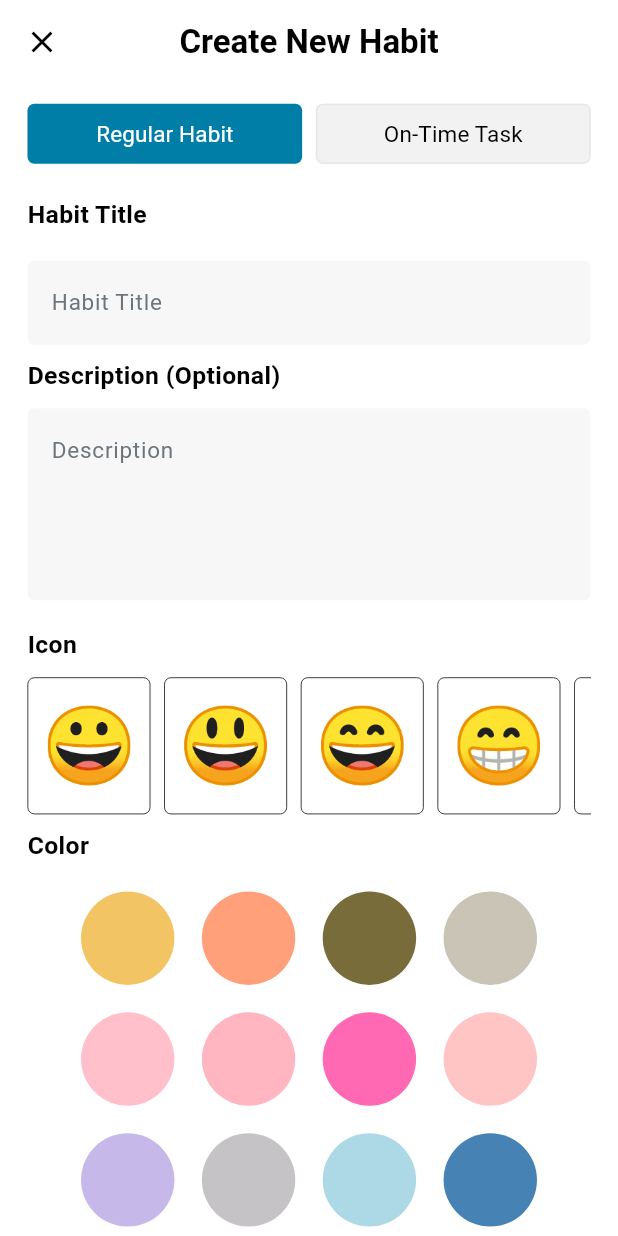
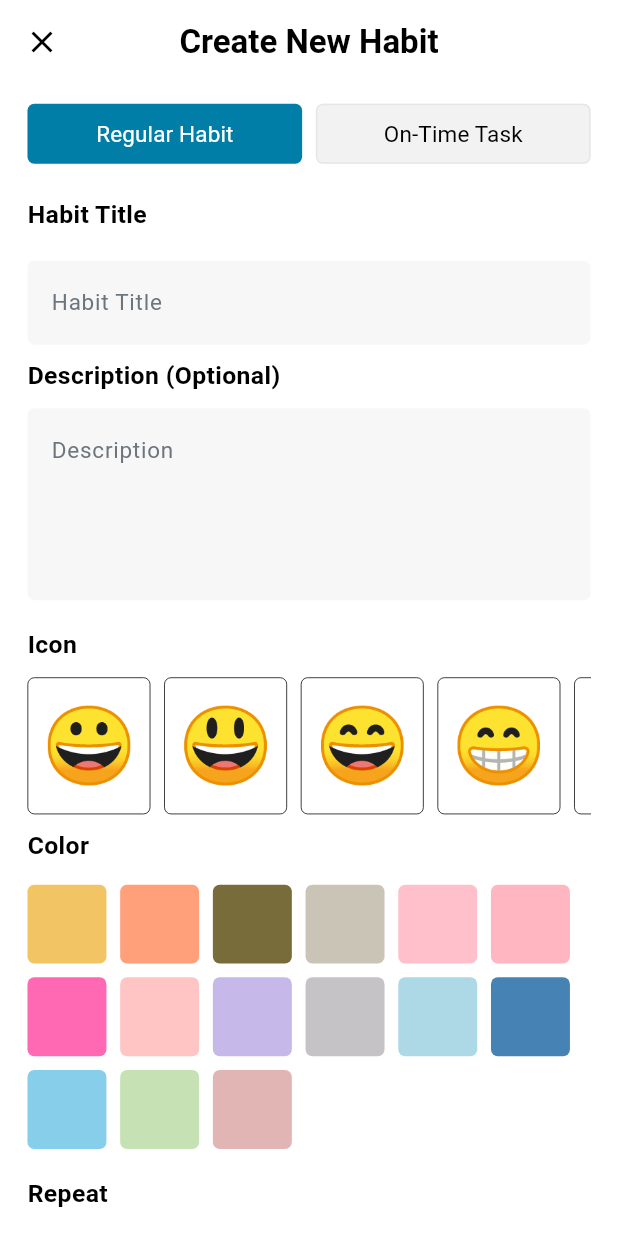
Before and after one commit to Abdullahkhidr/habit-tracker, a Flutter app: the HabitEditorView screen opened directly, on a phone screen of 412 x 824 dp. Run offline on Flutter 3.47's test engine with Material 3 defaults, Android fonts, the phone set to English and light mode, and no system bars; drawn by our look-alikes of toastification; our stand-ins replace bloc, dartz, flutter_bloc, flutter_screenutil, flutter_slidable, get_it and 4 more; accounts and stored records are empty; Roboto replaces fonts that are missing (Cairo).

Commit message:
Enable edit habit

```diff
--- /dev/null
+++ b/lib/core/methods/generate_id.dart
@@ -0,0 +1,3 @@
+int generateId() {
+  return DateTime.now().millisecondsSinceEpoch % 100000;
+}
--- a/lib/features/habit_editor/domain/entities/habit_entity.dart
+++ b/lib/features/habit_editor/domain/entities/habit_entity.dart
@@ -1,4 +1,5 @@
 import 'package:flutter/material.dart';
+import 'package:habit_tracker/core/methods/generate_id.dart';
 import 'package:habit_tracker/features/habit_editor/domain/entities/habit_type.dart';
 import 'package:habit_tracker/features/habit_editor/domain/entities/part_of_day.dart';
 import 'package:habit_tracker/features/habit_editor/domain/entities/repeat_type.dart';
@@ -9,7 +10,7 @@ part 'habit_entity.g.dart';
 @HiveType(typeId: 0)
 class HabitEntity {
   @HiveField(0)
-  String id;
+  int? id;
   @HiveField(1)
   String title;
   @HiveField(2)
@@ -38,7 +39,7 @@ class HabitEntity {
   DateTime? when;
 
   HabitEntity(
-      {required this.id,
+      {int? id,
       required this.title,
       required this.description,
       required this.icon,
@@ -51,10 +52,12 @@ class HabitEntity {
       required this.partOfDay,
       this.dueDate,
       this.remainder,
-      this.when});
+      this.when}) {
+    this.id = id ?? generateId();
+  }
 
   factory HabitEntity.empty() => HabitEntity(
-        id: '',
+        id: generateId(),
         title: '',
         description: '',
         icon: '',
--- a/lib/features/habit_editor/presentation/manager/habit_editor/habit_editor_bloc.dart
+++ b/lib/features/habit_editor/presentation/manager/habit_editor/habit_editor_bloc.dart
@@ -1,5 +1,8 @@
 import 'package:bloc/bloc.dart';
+import 'package:dartz/dartz.dart';
 import 'package:flutter/material.dart';
+import 'package:habit_tracker/core/errors/failure.dart';
+import 'package:habit_tracker/core/methods/navigation.dart';
 import 'package:habit_tracker/core/methods/pick_date.dart';
 import 'package:habit_tracker/core/methods/pick_time.dart';
 import 'package:habit_tracker/core/methods/show_message.dart';
@@ -8,6 +11,8 @@ import 'package:habit_tracker/features/habit_editor/domain/entities/habit_type.d
 import 'package:habit_tracker/features/habit_editor/domain/entities/part_of_day.dart';
 import 'package:habit_tracker/features/habit_editor/domain/entities/repeat_type.dart';
 import 'package:habit_tracker/features/habit_editor/domain/use_cases/create_habit_use_case.dart';
+import 'package:habit_tracker/features/habit_editor/domain/use_cases/delete_habit_use_case.dart';
+import 'package:habit_tracker/features/habit_editor/domain/use_cases/update_habit_use_case.dart';
 import 'package:meta/meta.dart';
 
 part 'habit_editor_event.dart';
@@ -15,7 +20,11 @@ part 'habit_editor_state.dart';
 
 class HabitEditorBloc extends Bloc<HabitEditorEvent, HabitEditorState> {
   final CreateHabitUseCase createHabitUseCase;
-  HabitEditorBloc(this.createHabitUseCase) : super(HabitEditorInitial()) {
+  final UpdateHabitUseCase updateHabitUseCase;
+  final DeleteHabitUseCase deleteHabitUseCase;
+  HabitEditorBloc(
+      this.createHabitUseCase, this.updateHabitUseCase, this.deleteHabitUseCase)
+      : super(HabitEditorInitial()) {
     on<HabitEditorEvent>((event, emit) {});
 
     on<HabitEditorColorSelectedEvent>((event, emit) {
@@ -77,19 +86,26 @@ class HabitEditorBloc extends Bloc<HabitEditorEvent, HabitEditorState> {
 
     on<HabitEditorRepeatDaysSelectedEvent>((event, emit) {
       habitEntity.repeatingDays = event.days;
+      emit(HabitEditorChangeRepeatingDaysState());
     });
 
     on<HabitEditorSaveEvent>((event, emit) async {
       habitEntity.title = titleController.text.trim();
       habitEntity.description = descriptionController.text.trim();
       if (!validation()) return;
-      var result = await createHabitUseCase(habitEntity);
+      Either<Failure, void> result;
+      if (isEdit) {
+        result = await updateHabitUseCase(habitEntity);
+      } else {
+        result = await createHabitUseCase(habitEntity);
+      }
       result.fold((l) {
         showMessage('Error while saving',
             description: l.message, messageType: MessageType.error);
       }, (r) {
         showMessage('Saved Successfully', messageType: MessageType.success);
       });
+      back();
     });
 
     on<HabitEditorSelectDateTimeOfOnTimeTaskEvent>((event, emit) async {
@@ -104,6 +120,16 @@ class HabitEditorBloc extends Bloc<HabitEditorEvent, HabitEditorState> {
           emit(HabitEditorSelectDateTimeOfOnTimeTaskState(dateTime: when));
         }
       }
+    });
+    on<HabitEditorDeleteEvent>((event, emit) async {
+      var result = await deleteHabitUseCase(habitEntity);
+      result.fold((l) {
+        showMessage('Error while deleting',
+            description: l.message, messageType: MessageType.error);
+      }, (r) {
+        showMessage('Deleted Successfully', messageType: MessageType.success);
+      });
+      back();
     });
   }
 
@@ -120,7 +146,17 @@ class HabitEditorBloc extends Bloc<HabitEditorEvent, HabitEditorState> {
     return true;
   }
 
+  bool _isEdit = false;
+
+  void setHabitEntity(HabitEntity? habitEntity) {
+    this.habitEntity = habitEntity ?? HabitEntity.empty();
+    titleController.text = this.habitEntity.title;
+    descriptionController.text = this.habitEntity.description;
+    _isEdit = habitEntity != null;
+  }
+
   HabitEntity habitEntity = HabitEntity.empty();
   TextEditingController titleController = TextEditingController();
   TextEditingController descriptionController = TextEditingController();
+  bool get isEdit => _isEdit;
 }
--- a/lib/features/habit_editor/presentation/manager/habit_editor/habit_editor_event.dart
+++ b/lib/features/habit_editor/presentation/manager/habit_editor/habit_editor_event.dart
@@ -49,3 +49,5 @@ class HabitEditorRepeatDaysSelectedEvent extends HabitEditorEvent {
 class HabitEditorSaveEvent extends HabitEditorEvent {}
 
 class HabitEditorSelectDateTimeOfOnTimeTaskEvent extends HabitEditorEvent {}
+
+class HabitEditorDeleteEvent extends HabitEditorEvent {}
--- a/lib/features/habit_editor/presentation/manager/habit_editor/habit_editor_state.dart
+++ b/lib/features/habit_editor/presentation/manager/habit_editor/habit_editor_state.dart
@@ -40,6 +40,8 @@ final class HabitEditorChangeRepeatTypeState extends HabitEditorState {
   HabitEditorChangeRepeatTypeState({required this.repeatType});
 }
 
+final class HabitEditorChangeRepeatingDaysState extends HabitEditorState {}
+
 final class HabitEditorChangeIconState extends HabitEditorState {
   final String icon;
   HabitEditorChangeIconState({required this.icon});
@@ -55,3 +57,5 @@ final class HabitEditorSelectDateTimeOfOnTimeTaskState
   final DateTime dateTime;
   HabitEditorSelectDateTimeOfOnTimeTaskState({required this.dateTime});
 }
+
+final class HabitEditorDeleteState extends HabitEditorState {}
--- a/lib/features/habit_editor/presentation/view/habit_editor_view.dart
+++ b/lib/features/habit_editor/presentation/view/habit_editor_view.dart
@@ -1,11 +1,13 @@
 import 'package:flutter/material.dart';
+import 'package:habit_tracker/features/habit_editor/domain/entities/habit_entity.dart';
 import 'package:habit_tracker/features/habit_editor/presentation/view/widgets/habit_editor_view_body.dart';
 
 class HabitEditorView extends StatelessWidget {
-  const HabitEditorView({super.key});
+  final HabitEntity? habitEntity;
+  const HabitEditorView({super.key, this.habitEntity});
 
   @override
   Widget build(BuildContext context) {
-    return const Scaffold(body: HabitEditorViewBody());
+    return Scaffold(body: HabitEditorViewBody(habitEntity: habitEntity));
   }
 }
--- a/lib/features/habit_editor/presentation/view/widgets/color_item_widget.dart
+++ b/lib/features/habit_editor/presentation/view/widgets/color_item_widget.dart
@@ -9,12 +9,15 @@ class ColorItemWidget extends StatelessWidget {
 
   @override
   Widget build(BuildContext context) {
-    return Card(
-      elevation: isSelected ? 10 : 0,
-      margin: const EdgeInsets.all(0),
-      shape: const CircleBorder(),
-      child: CircleAvatar(
-          backgroundColor: color, radius: kPaddingMedium.top * 1.7),
+    return Container(
+      height: kSpaceExtraLarge * 2.3,
+      width: kSpaceExtraLarge * 2.3,
+      decoration: BoxDecoration(
+          color: color,
+          borderRadius: kBorderRadiusSmall,
+          border: Border.all(
+              width: 4,
+              color: isSelected ? kSuccessColor : Colors.transparent)),
     );
   }
 }
--- a/lib/features/habit_editor/presentation/view/widgets/color_palette_widget.dart
+++ b/lib/features/habit_editor/presentation/view/widgets/color_palette_widget.dart
@@ -11,13 +11,9 @@ class PaletteColorsWidget extends StatelessWidget {
   @override
   Widget build(BuildContext context) {
     final bloc = context.watch<HabitEditorBloc>();
-    return Align(
-        alignment: Alignment.center,
-        child: Padding(
-          padding: EdgeInsets.symmetric(vertical: kPaddingSmall.vertical),
-          child: Wrap(
-            spacing: kPaddingSmall.horizontal,
-            runSpacing: kPaddingSmall.vertical,
+    return Wrap(
+      spacing: kPaddingSmall.left,
+      runSpacing: kPaddingSmall.left,
       children: List.generate(
           _paletteColors.length,
           (index) => GestureDetector(
@@ -26,8 +22,7 @@ class PaletteColorsWidget extends StatelessWidget {
                   color: _paletteColors[index],
                   isSelected:
                       bloc.habitEntity.color == _paletteColors[index]))),
-          ),
-        ));
+    );
   }
 }
 
--- a/lib/features/habit_editor/presentation/view/widgets/habit_editor_view_body.dart
+++ b/lib/features/habit_editor/presentation/view/widgets/habit_editor_view_body.dart
@@ -6,6 +6,7 @@ import 'package:habit_tracker/core/utils/text_styles.dart';
 import 'package:habit_tracker/core/widgets/custom_button_widget.dart';
 import 'package:habit_tracker/core/widgets/custom_field_widget.dart';
 import 'package:habit_tracker/core/widgets/gap.dart';
+import 'package:habit_tracker/features/habit_editor/domain/entities/habit_entity.dart';
 import 'package:habit_tracker/features/habit_editor/domain/entities/habit_type.dart';
 import 'package:habit_tracker/features/habit_editor/presentation/manager/habit_editor/habit_editor_bloc.dart';
 import 'package:habit_tracker/features/habit_editor/presentation/view/widgets/color_palette_widget.dart';
@@ -16,9 +17,22 @@ import 'package:habit_tracker/features/habit_editor/presentation/view/widgets/re
 import 'package:habit_tracker/features/habit_editor/presentation/view/widgets/select_type_of_habit_widget.dart';
 import 'package:habit_tracker/features/habit_editor/presentation/view/widgets/time_of_day_selector_widget.dart';
 import 'package:habit_tracker/features/habit_editor/presentation/view/widgets/time_selector_widget.dart';
+import 'package:hugeicons/hugeicons.dart';
 
-class HabitEditorViewBody extends StatelessWidget {
-  const HabitEditorViewBody({super.key});
+class HabitEditorViewBody extends StatefulWidget {
+  final HabitEntity? habitEntity;
+  const HabitEditorViewBody({super.key, this.habitEntity});
+
+  @override
+  State<HabitEditorViewBody> createState() => _HabitEditorViewBodyState();
+}
+
+class _HabitEditorViewBodyState extends State<HabitEditorViewBody> {
+  @override
+  void initState() {
+    context.read<HabitEditorBloc>().setHabitEntity(widget.habitEntity);
+    super.initState();
+  }
 
   @override
   Widget build(BuildContext context) {
@@ -28,7 +42,16 @@ class HabitEditorViewBody extends StatelessWidget {
         SliverAppBar(
             leading: IconButton(
                 onPressed: () => back(), icon: const Icon(Icons.close)),
-            title: const Text('Create New Habit'),
+            title: Text('${bloc.isEdit ? 'Edit' : 'Create New'} Habit'),
+            actions: [
+              if (bloc.isEdit)
+                IconButton(
+                    onPressed: () {
+                      bloc.add(HabitEditorDeleteEvent());
+                    },
+                    icon: const Icon(HugeIcons.strokeRoundedDelete02,
+                        color: kErrorColor))
+            ],
             centerTitle: true),
         SliverToBoxAdapter(
           child: Padding(
@@ -56,9 +79,11 @@ class HabitEditorViewBody extends StatelessWidget {
                   const Text('Icon', style: TextStyles.h3),
                   const IconSelectorWidget(),
                   const Text('Color', style: TextStyles.h3),
+                  Gap(kSpaceMedium),
                   PaletteColorsWidget(
                       onColorSelected: (color) => bloc
                           .add(HabitEditorColorSelectedEvent(color: color))),
+                  Gap(kSpaceLarge),
                   if (bloc.habitEntity.type == HabitType.regularHabit)
                     Column(
                       children: [
```
Also changed, not shown: lib/core/helpers/locator.dart (+7 -2 lines), lib/features/habit_editor/data/data_source/local/local_data_source.dart (+11 -1 lines), lib/features/habit_editor/data/repositories/habit_editor_repository_impl.dart (+15 -7 lines), lib/features/habit_editor/presentation/view/widgets/choose_days_of_month_widget.dart (+14 -18 lines), lib/features/habit_editor/presentation/view/widgets/choose_days_of_week_widget.dart (+20 -23 lines), lib/features/habit_editor/presentation/view/widgets/repeat_section_widget.dart (+2 -8 lines), lib/features/habit_editor/domain/entities/habit_entity.g.dart. Lines whose indentation alone changed are shown as unchanged.
